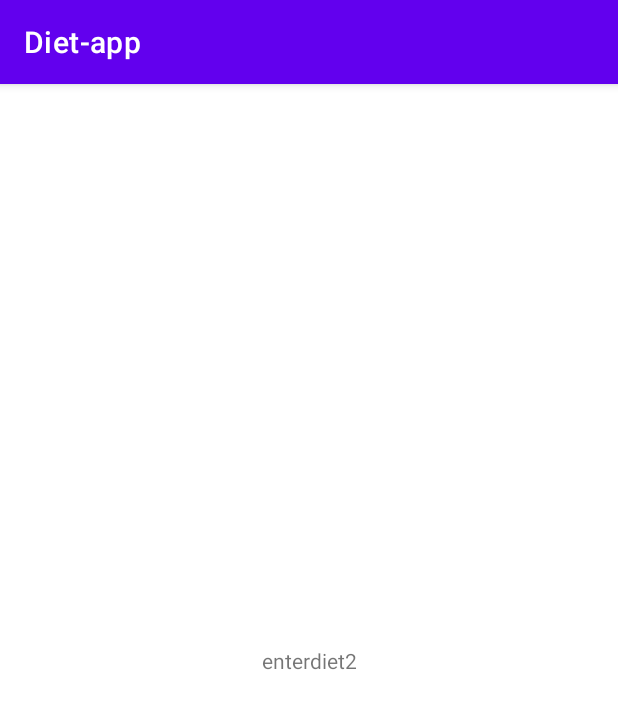
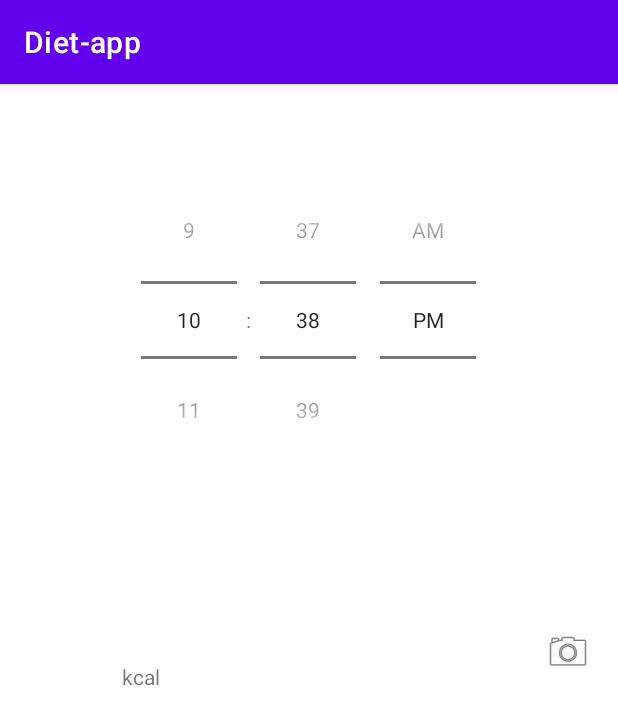
Before and after one commit to diet-app/diet-app, an Android app: the EnterDiet2 screen opened directly, with no data from a screen before it, on a phone screen of 412 x 824 dp. Shown: the top 725 px of the screen. Run offline under Robolectric (Android 15) with nearby library versions, the phone set to English and light mode, and no system bars.

Commit message:
음식 클릭 시 음식 이름, kcal 출력

```diff
--- a/app/src/main/java/com/sggyu/diet_app/EnterDiet2.java
+++ b/app/src/main/java/com/sggyu/diet_app/EnterDiet2.java
@@ -2,7 +2,9 @@ package com.sggyu.diet_app;
 
 import androidx.appcompat.app.AppCompatActivity;
 
+import android.content.Intent;
 import android.os.Bundle;
+import android.widget.TextView;
 
 public class EnterDiet2 extends AppCompatActivity {
 
@@ -10,6 +12,13 @@ public class EnterDiet2 extends AppCompatActivity {
     protected void onCreate(Bundle savedInstanceState) {
         super.onCreate(savedInstanceState);
         setContentView(R.layout.activity_enter_diet2);
+        Intent intent = getIntent();
+        String name = intent.getStringExtra("name");
+        String kcal = intent.getStringExtra("kcal");
+        TextView textView4 = findViewById(R.id.textView4);
+        TextView textView3 = findViewById(R.id.textView3);
+        textView3.setText(kcal);
+        textView4.setText(name);
     }
 
 }
--- a/app/src/main/java/com/sggyu/diet_app/FoodAdapter.java
+++ b/app/src/main/java/com/sggyu/diet_app/FoodAdapter.java
@@ -1,21 +1,15 @@
 package com.sggyu.diet_app;
 
 import android.app.Activity;
-import android.app.Dialog;
 import android.content.Context;
 import android.content.Intent;
 import android.view.LayoutInflater;
 import android.view.View;
 import android.view.ViewGroup;
-import android.view.WindowManager;
-import android.widget.AdapterView;
-import android.widget.Button;
-import android.widget.EditText;
 import android.widget.Filter;
 import android.widget.Filterable;
 import android.widget.ImageView;
 import android.widget.LinearLayout;
-import android.widget.SearchView;
 import android.widget.TextView;
 
 import androidx.annotation.NonNull;
@@ -30,7 +24,7 @@ public class FoodAdapter extends RecyclerView.Adapter<FoodAdapter.ViewHolder> im
     private Activity context;
     private FoodDB database;
     private List<Food> filteredFoodList;
-
+    public static final String EXTRA_MESSAGE = "com.sggyu.dietapp.MESSAGE";
     @Override
     public Filter getFilter() {
         return new Filter(){
@@ -98,6 +92,8 @@ public class FoodAdapter extends RecyclerView.Adapter<FoodAdapter.ViewHolder> im
                                                public void onClick(View v) {
                                                    Context context = v.getContext();
                                                    Intent intent = new Intent(v.getContext(), EnterDiet2.class);
+                                                   intent.putExtra("name",data.name);
+                                                   intent.putExtra("kcal",data.kcal);
                                                    v.getContext().startActivity(intent);
                                                }
                                            });
--- a/app/src/main/res/layout/activity_enter_diet2.xml
+++ b/app/src/main/res/layout/activity_enter_diet2.xml
@@ -6,13 +6,82 @@
     android:layout_height="match_parent"
     tools:context=".EnterDiet2">
 
-    <TextView
-        android:id="@+id/textView3"
-        android:layout_width="wrap_content"
-        android:layout_height="wrap_content"
-        android:text="enterdiet2"
+    <LinearLayout
+        android:id="@+id/linearLayout"
+        android:layout_width="0dp"
+        android:layout_height="0dp"
+        android:layout_marginStart="1dp"
+        android:layout_marginEnd="1dp"
+        android:layout_marginBottom="1dp"
+        android:orientation="vertical"
         app:layout_constraintBottom_toBottomOf="parent"
         app:layout_constraintEnd_toEndOf="parent"
         app:layout_constraintStart_toStartOf="parent"
-        app:layout_constraintTop_toTopOf="parent" />
+        app:layout_constraintTop_toTopOf="parent">
+
+        <androidx.constraintlayout.widget.ConstraintLayout
+            android:layout_width="match_parent"
+            android:layout_height="314dp">
+
+
+            <TimePicker
+                android:layout_width="wrap_content"
+                android:layout_height="wrap_content"
+                android:layout_marginEnd="12dp"
+                android:timePickerMode="spinner"
+                app:layout_constraintBottom_toBottomOf="parent"
+                app:layout_constraintEnd_toEndOf="parent"
+                app:layout_constraintHorizontal_bias="0.539"
+                app:layout_constraintStart_toStartOf="parent"
+                app:layout_constraintTop_toTopOf="parent" />
+        </androidx.constraintlayout.widget.ConstraintLayout>
+
+        <androidx.constraintlayout.widget.ConstraintLayout
+            android:layout_width="match_parent"
+            android:layout_height="129dp">
+
+            <TextView
+                android:id="@+id/kcalInfo"
+                android:layout_width="wrap_content"
+                android:layout_height="wrap_content"
+                android:layout_marginStart="24dp"
+                android:text="kcal"
+                app:layout_constraintBottom_toBottomOf="@+id/textView3"
+                app:layout_constraintStart_toEndOf="@+id/textView3"
+                app:layout_constraintTop_toTopOf="@+id/textView3"
+                app:layout_constraintVertical_bias="1.0" />
+
+            <ImageButton
+                android:id="@+id/imageButton"
+                android:layout_width="wrap_content"
+                android:layout_height="wrap_content"
+                android:layout_marginEnd="16dp"
+                android:background="@color/design_default_color_background"
+                app:layout_constraintBottom_toBottomOf="parent"
+                app:layout_constraintEnd_toEndOf="parent"
+                app:layout_constraintTop_toTopOf="parent"
+                app:srcCompat="@android:drawable/ic_menu_camera" />
+
+            <TextView
+                android:id="@+id/textView3"
+                android:layout_width="wrap_content"
+                android:layout_height="wrap_content"
+                android:layout_marginTop="24dp"
+                android:text="TextView"
+                app:layout_constraintStart_toStartOf="@+id/textView4"
+                app:layout_constraintTop_toBottomOf="@+id/textView4" />
+
+            <TextView
+                android:id="@+id/textView4"
+                android:layout_width="wrap_content"
+                android:layout_height="wrap_content"
+                android:layout_marginStart="56dp"
+                android:layout_marginTop="20dp"
+                android:text="음식명"
+                android:textSize="20sp"
+                app:layout_constraintStart_toStartOf="parent"
+                app:layout_constraintTop_toTopOf="parent" />
+
+        </androidx.constraintlayout.widget.ConstraintLayout>
+    </LinearLayout>
 </androidx.constraintlayout.widget.ConstraintLayout>
```
Also changed, not shown: app/src/main/java/com/sggyu/diet_app/EnterDiet.java (+3 -12 lines).
